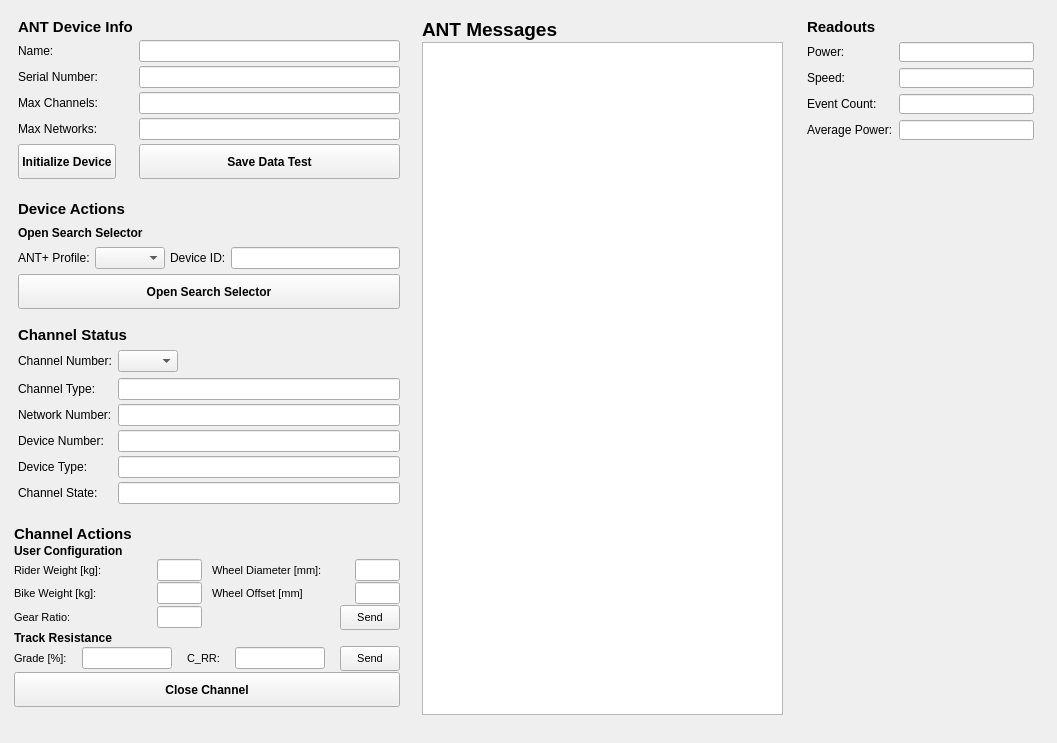
This is libAnt/GUI/ant_UI.ui in pcavanaugh04/libant as Qt 5 draws it before an edit. The edited form follows.
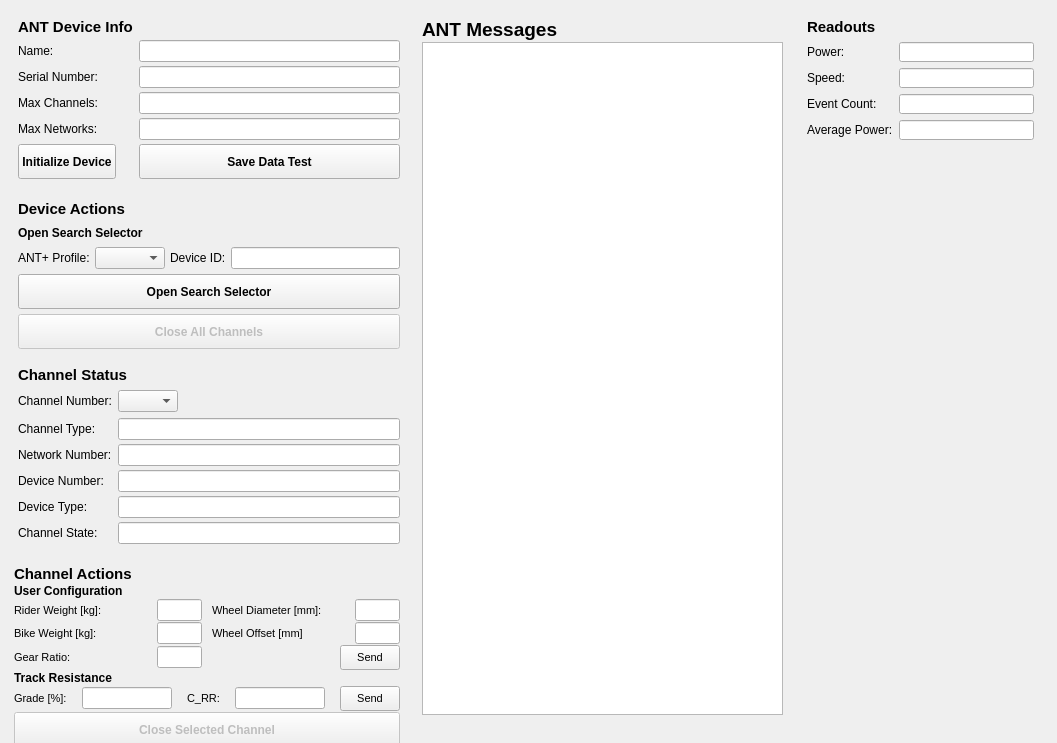
This is the edited form.

Commit message: Create all-channel disconnect function

The edit to the form file:
```diff
--- a/libAnt/GUI/ant_UI.ui
+++ b/libAnt/GUI/ant_UI.ui
@@ -147,7 +147,7 @@
      <x>9</x>
      <y>9</y>
      <width>402</width>
-     <height>703</height>
+     <height>743</height>
     </rect>
    </property>
    <layout class="QVBoxLayout" name="verticalLayout_5">
@@ -448,6 +448,29 @@
          </property>
         </widget>
        </item>
+       <item>
+        <widget class="QPushButton" name="close_all_channels_button">
+         <property name="enabled">
+          <bool>false</bool>
+         </property>
+         <property name="minimumSize">
+          <size>
+           <width>0</width>
+           <height>35</height>
+          </size>
+         </property>
+         <property name="font">
+          <font>
+           <pointsize>9</pointsize>
+           <weight>75</weight>
+           <bold>true</bold>
+          </font>
+         </property>
+         <property name="text">
+          <string>Close All Channels</string>
+         </property>
+        </widget>
+       </item>
       </layout>
      </widget>
     </item>
@@ -1022,6 +1045,9 @@
        </item>
        <item>
         <widget class="QPushButton" name="close_channel_button">
+         <property name="enabled">
+          <bool>false</bool>
+         </property>
          <property name="minimumSize">
           <size>
            <width>0</width>
@@ -1036,7 +1062,7 @@
           </font>
          </property>
          <property name="text">
-          <string>Close Channel</string>
+          <string>Close Selected Channel</string>
          </property>
         </widget>
        </item>
```
The commit also changes 1 other file.
